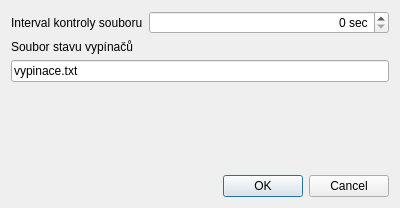
silicon-heaven/shvapp, file clients/jn50view/src/settingsdialog.ui: the form before one commit.
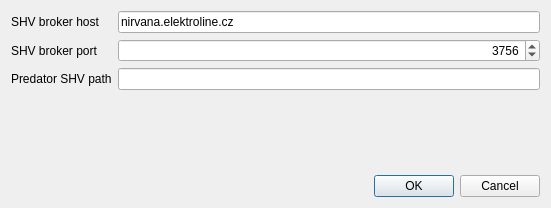
The form after the commit.

Diff of the .ui file:
```diff
--- a/clients/jn50view/src/settingsdialog.ui
+++ b/clients/jn50view/src/settingsdialog.ui
@@ -6,7 +6,7 @@
    <rect>
     <x>0</x>
     <y>0</y>
-    <width>400</width>
+    <width>551</width>
     <height>208</height>
    </rect>
   </property>
@@ -16,39 +16,49 @@
   <layout class="QVBoxLayout" name="verticalLayout">
    <item>
     <layout class="QFormLayout" name="formLayout">
-     <item row="0" column="0">
+     <item row="2" column="0">
       <widget class="QLabel" name="label_2">
        <property name="text">
-        <string>Interval kontroly souboru</string>
+        <string>Predator SHV path</string>
+       </property>
+      </widget>
+     </item>
+     <item row="0" column="0">
+      <widget class="QLabel" name="label_3">
+       <property name="text">
+        <string>SHV broker host</string>
        </property>
       </widget>
      </item>
      <item row="0" column="1">
-      <widget class="QSpinBox" name="edCheckInterval">
+      <widget class="QLineEdit" name="shvBrokerHost">
+       <property name="text">
+        <string>nirvana.elektroline.cz</string>
+       </property>
+      </widget>
+     </item>
+     <item row="1" column="0">
+      <widget class="QLabel" name="label_4">
+       <property name="text">
+        <string>SHV broker port</string>
+       </property>
+      </widget>
+     </item>
+     <item row="1" column="1">
+      <widget class="QSpinBox" name="shvBrokerPort">
        <property name="alignment">
         <set>Qt::AlignRight|Qt::AlignTrailing|Qt::AlignVCenter</set>
        </property>
-       <property name="suffix">
-        <string> sec</string>
-       </property>
        <property name="maximum">
-        <number>600</number>
+        <number>65535</number>
        </property>
-      </widget>
-     </item>
-     <item row="1" column="0">
-      <widget class="QLabel" name="label">
-       <property name="text">
-        <string>Soubor stavu vypínačů</string>
+       <property name="value">
+        <number>3756</number>
        </property>
       </widget>
      </item>
-     <item row="2" column="0" colspan="2">
-      <widget class="QLineEdit" name="edPowerSwitchesFile">
-       <property name="text">
-        <string>vypinace.txt</string>
-       </property>
-      </widget>
+     <item row="2" column="1">
+      <widget class="QLineEdit" name="predatorShvPath"/>
      </item>
     </layout>
    </item>
```
Left out of the diff: 4 changed lines with no effect on the pictures.
